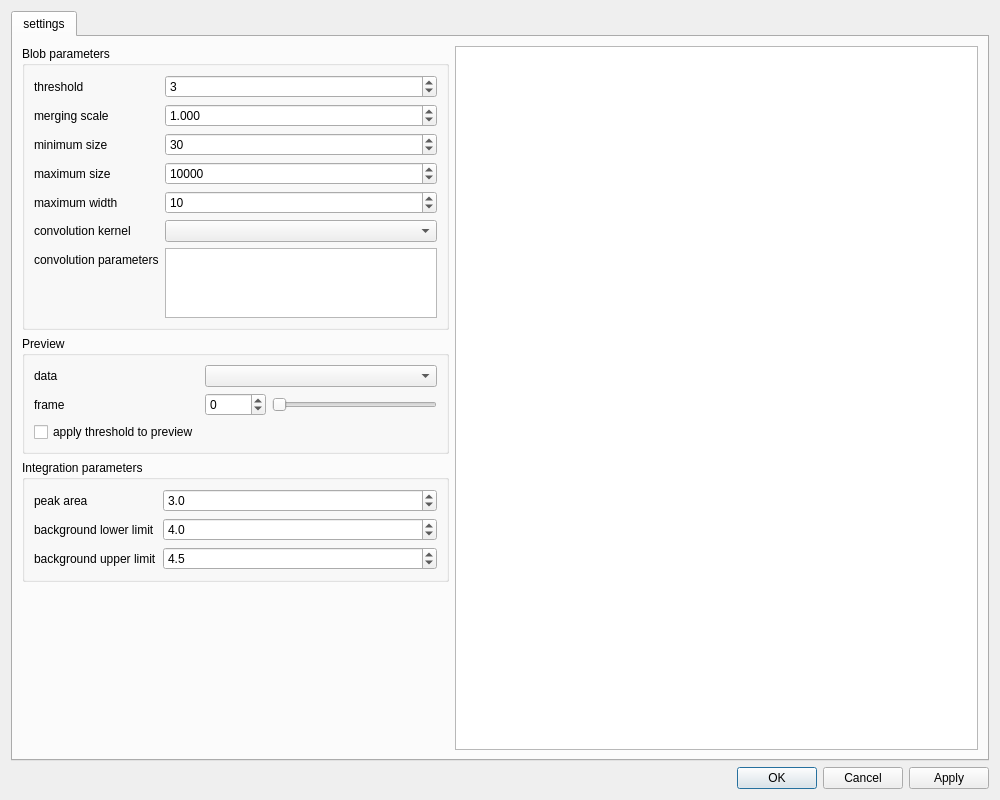
k61n/openhkl, file apps/nsxqt/ui/FramePeakFinder.ui: the form before one commit.
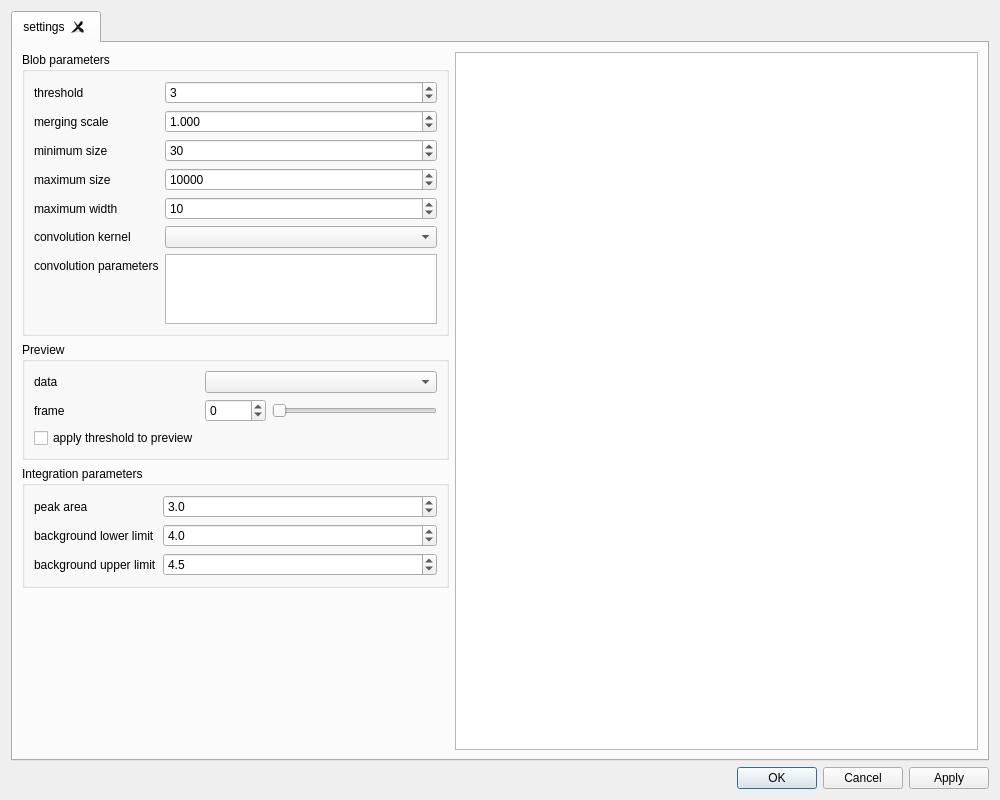
The form after the commit. Custom widgets are drawn as their Qt base class.

Commit message: Refactored the auto indexing frame with tab widget

```diff
--- a/apps/nsxqt/ui/FramePeakFinder.ui
+++ b/apps/nsxqt/ui/FramePeakFinder.ui
@@ -1,7 +1,7 @@
 <?xml version="1.0" encoding="UTF-8"?>
 <ui version="4.0">
  <class>FramePeakFinder</class>
- <widget class="NSXQFrame" name="Frame">
+ <widget class="NSXQFrame" name="FramePeakFinder">
   <property name="geometry">
    <rect>
     <x>0</x>
@@ -25,6 +25,9 @@
      <property name="currentIndex">
       <number>0</number>
      </property>
+     <property name="tabsClosable">
+      <bool>true</bool>
+     </property>
      <widget class="QWidget" name="tab1">
       <attribute name="title">
        <string>settings</string>
@@ -435,7 +438,7 @@
  <customwidgets>
   <customwidget>
    <class>NSXQFrame</class>
-   <extends>QWidget</extends>
+   <extends>QFrame</extends>
    <header>NSXQFrame.h</header>
    <container>1</container>
   </customwidget>
```
The commit also changes 9 other files.
